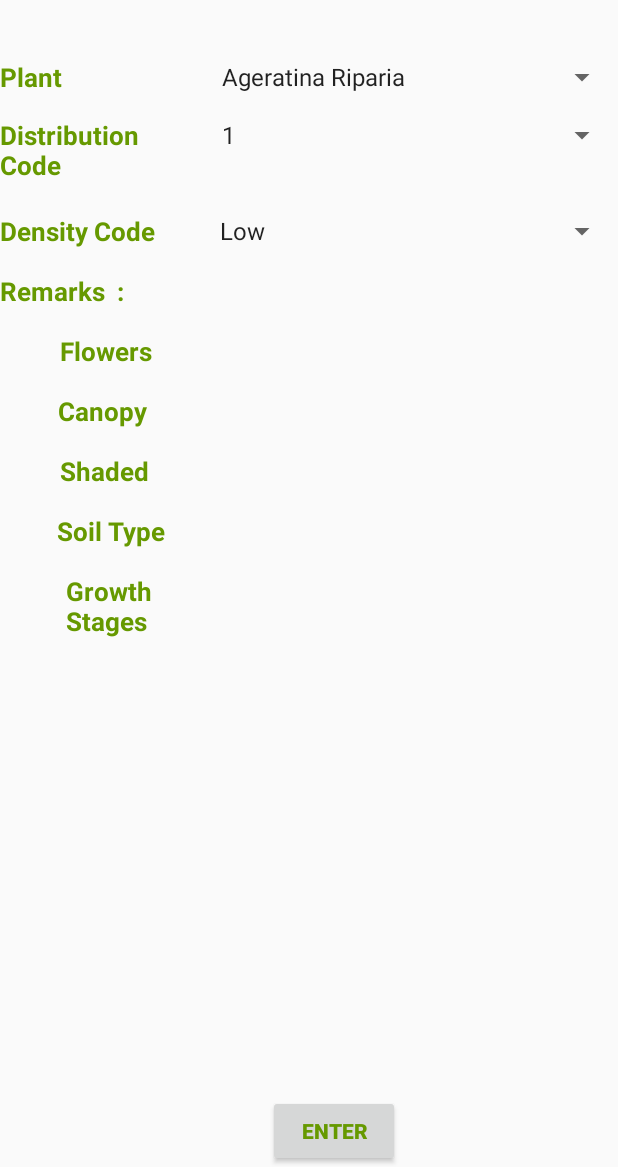
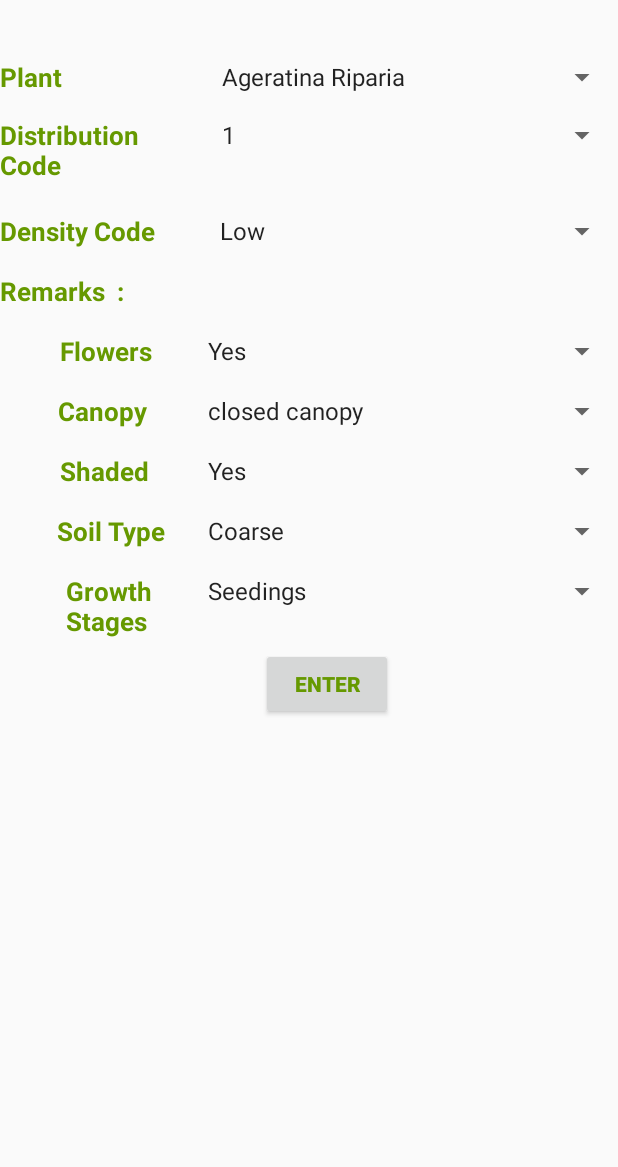
Before and after one commit to yohanym95/Invasive_Plant_App, an Android app: the datapage screen opened directly, with no data from a screen before it, on a phone screen of 412 x 824 dp, the part 69-1236 px from its top. Run offline under Robolectric (Android 15) with nearby library versions, the phone set to English and light mode, and no system bars.

Commit message:
added spinners for remarks field and modified first data page

```diff
--- a/app/src/main/java/com/example/yohan/invasiveplantapp/datapage.java
+++ b/app/src/main/java/com/example/yohan/invasiveplantapp/datapage.java
@@ -8,9 +8,10 @@ import android.widget.ArrayAdapter;
 import android.widget.Spinner;
 import android.widget.Toast;
 
-public class datapage extends AppCompatActivity {
+public class datapage extends AppCompatActivity{
 
-    Spinner spinner1,spinner2,spinner3;
+    Spinner spinner1,spinner2,spinner3,spinner4,spinner5,spinner6,spinner7,spinner8;
+    String plant,distributioncode,destinycode,flowers,canopy,shaded,soiltype,growthstage;
 
     @Override
     protected void onCreate(Bundle savedInstanceState) {
@@ -20,11 +21,16 @@ public class datapage extends AppCompatActivity {
         spinner1 = findViewById(R.id.spinner2);
         spinner2 = findViewById(R.id.spinner6);
         spinner3 = findViewById(R.id.spinner7);
+        spinner4 = findViewById(R.id.spinner8);
+        spinner5 = findViewById(R.id.spinner9);
+        spinner6 = findViewById(R.id.spinner10);
+        spinner7 = findViewById(R.id.spinner11);
+        spinner8 = findViewById(R.id.spinner12);
 
         ArrayAdapter<CharSequence> adapter1 = ArrayAdapter.createFromResource(this,R.array.plant,android.R.layout.simple_spinner_item);
         adapter1.setDropDownViewResource(android.R.layout.simple_spinner_dropdown_item);
         spinner1.setAdapter(adapter1);
-        spinner1.setOnItemSelectedListener(new AdapterView.OnItemSelectedListener() {
+        /*spinner1.setOnItemSelectedListener(new AdapterView.OnItemSelectedListener() {
             @Override
             public void onItemSelected(AdapterView<?> parent, View view, int position, long id) {
                 String plant = parent.getItemAtPosition(position).toString();
@@ -35,12 +41,15 @@ public class datapage extends AppCompatActivity {
             public void onNothingSelected(AdapterView<?> parent) {
 
             }
-        });
+        }); */
+
+        plant = spinner1.getSelectedItem().toString();
+
 
         ArrayAdapter<CharSequence> adapter2 = ArrayAdapter.createFromResource(this,R.array.Distributioncode,android.R.layout.simple_spinner_item);
         adapter2.setDropDownViewResource(android.R.layout.simple_spinner_dropdown_item);
         spinner2.setAdapter(adapter2);
-        spinner2.setOnItemSelectedListener(new AdapterView.OnItemSelectedListener() {
+       /* spinner2.setOnItemSelectedListener(new AdapterView.OnItemSelectedListener() {
             @Override
             public void onItemSelected(AdapterView<?> parent, View view, int position, long id) {
                 String distributioncode = parent.getItemAtPosition(position).toString();
@@ -51,12 +60,14 @@ public class datapage extends AppCompatActivity {
             public void onNothingSelected(AdapterView<?> parent) {
 
             }
-        });
+        }); */
+
+       distributioncode = spinner2.getSelectedItem().toString();
 
         ArrayAdapter<CharSequence> adapter3 = ArrayAdapter.createFromResource(this,R.array.DestinyCode,android.R.layout.simple_spinner_item);
         adapter3.setDropDownViewResource(android.R.layout.simple_spinner_dropdown_item);
         spinner3.setAdapter(adapter3);
-        spinner3.setOnItemSelectedListener(new AdapterView.OnItemSelectedListener() {
+        /*spinner3.setOnItemSelectedListener(new AdapterView.OnItemSelectedListener() {
             @Override
             public void onItemSelected(AdapterView<?> parent, View view, int position, long id) {
                 String destinycode = parent.getItemAtPosition(position).toString();
@@ -67,7 +78,36 @@ public class datapage extends AppCompatActivity {
             public void onNothingSelected(AdapterView<?> parent) {
 
             }
-        });
+        }); */
+
+        destinycode = spinner3.getSelectedItem().toString();
+
+        ArrayAdapter<CharSequence> adapter4 = ArrayAdapter.createFromResource(this,R.array.flower,android.R.layout.simple_spinner_item);
+        adapter4.setDropDownViewResource(android.R.layout.simple_spinner_dropdown_item);
+        spinner4.setAdapter(adapter4);
+        flowers = spinner4.getSelectedItem().toString();
+
+
+        ArrayAdapter<CharSequence> adapter5 = ArrayAdapter.createFromResource(this,R.array.Canopy,android.R.layout.simple_spinner_item);
+        adapter5.setDropDownViewResource(android.R.layout.simple_spinner_dropdown_item);
+        spinner5.setAdapter(adapter5);
+        canopy = spinner4.getSelectedItem().toString();
+
+        ArrayAdapter<CharSequence> adapter6 = ArrayAdapter.createFromResource(this,R.array.shaded,android.R.layout.simple_spinner_item);
+        adapter6.setDropDownViewResource(android.R.layout.simple_spinner_dropdown_item);
+        spinner6.setAdapter(adapter6);
+        shaded = spinner6.getSelectedItem().toString();
+
+        ArrayAdapter<CharSequence> adapter7 = ArrayAdapter.createFromResource(this,R.array.SoilType,android.R.layout.simple_spinner_item);
+        adapter7.setDropDownViewResource(android.R.layout.simple_spinner_dropdown_item);
+        spinner7.setAdapter(adapter7);
+        soiltype = spinner7.getSelectedItem().toString();
+
+        ArrayAdapter<CharSequence> adapter8 = ArrayAdapter.createFromResource(this,R.array.GrowthStages,android.R.layout.simple_spinner_item);
+        adapter8.setDropDownViewResource(android.R.layout.simple_spinner_dropdown_item);
+        spinner8.setAdapter(adapter8);
+        growthstage = spinner8.getSelectedItem().toString();
+
 
     }
 }
--- a/app/src/main/res/layout/activity_datapage.xml
+++ b/app/src/main/res/layout/activity_datapage.xml
@@ -95,7 +95,6 @@
         android:layout_alignTop="@+id/textView9"
         android:layout_marginTop="40dp"
         android:layout_marginRight="300dp"
-        android:layout_centerVertical="true"
         android:text="Flowers"
         android:textColor="@android:color/holo_green_dark"
         android:textSize="17sp"
@@ -159,11 +158,48 @@
         android:id="@+id/button3"
         android:layout_width="wrap_content"
         android:layout_height="wrap_content"
-        android:layout_alignEnd="@+id/textView4"
-        android:layout_alignParentBottom="true"
+        android:layout_alignParentEnd="true"
+        android:layout_alignTop="@id/spinner12"
+        android:layout_marginRight="150dp"
+        android:layout_marginTop="50dp"
         android:text="Enter"
         android:textColor="@android:color/holo_green_dark"
         android:textStyle="bold" />
 
+    <Spinner
+        android:id="@+id/spinner8"
+        android:layout_width="281dp"
+        android:layout_height="wrap_content"
+        android:layout_alignParentEnd="true"
+        android:layout_alignTop="@id/textView10" />
+
+    <Spinner
+        android:id="@+id/spinner9"
+        android:layout_width="281dp"
+        android:layout_height="wrap_content"
+        android:layout_alignParentEnd="true"
+        android:layout_alignTop="@+id/textView11" />
+
+    <Spinner
+        android:id="@+id/spinner10"
+        android:layout_width="281dp"
+        android:layout_height="wrap_content"
+        android:layout_alignParentEnd="true"
+        android:layout_alignTop="@+id/textView12" />
+
+    <Spinner
+        android:id="@+id/spinner11"
+        android:layout_width="281dp"
+        android:layout_height="wrap_content"
+        android:layout_alignParentEnd="true"
+        android:layout_alignTop="@+id/textView13" />
+
+    <Spinner
+        android:id="@+id/spinner12"
+        android:layout_width="281dp"
+        android:layout_height="wrap_content"
+        android:layout_alignParentEnd="true"
+        android:layout_alignTop="@+id/textView15" />
+
 
 </RelativeLayout>
--- a/app/src/main/res/layout/activity_main.xml
+++ b/app/src/main/res/layout/activity_main.xml
@@ -105,7 +105,7 @@
         android:layout_height="wrap_content"
         android:layout_alignParentTop="true"
         android:layout_alignParentStart="true"
-        android:layout_marginTop="350dp"
+        android:layout_marginTop="380dp"
         android:text="GPS"
         android:textColor="@android:color/holo_green_dark"
         android:textSize="17sp"
--- a/app/src/main/res/values/strings.xml
+++ b/app/src/main/res/values/strings.xml
@@ -96,5 +96,31 @@
         <item>Aristea Ecklonii</item>
         <item>Ulex Europeus</item>
     </string-array>
+    <string-array name="flower">
+        <item>Yes</item>
+        <item>No</item>
+
+    </string-array>
+
+    <string-array name="Canopy">
+        <item>closed canopy</item>
+        <item>open canopy</item>
+    </string-array>
+    <string-array name="shaded">
+        <item>Yes</item>
+        <item>No</item>
+    </string-array>
+
+    <string-array name="SoilType">
+        <item>Coarse</item>
+        <item>Fine</item>
+        <item>Humus</item>
+    </string-array>'
+
+    <string-array name="GrowthStages">
+        <item>Seedings</item>
+        <item>Juvenilies</item>
+        <item>Adults</item>
+    </string-array>
 
 </resources>
```
